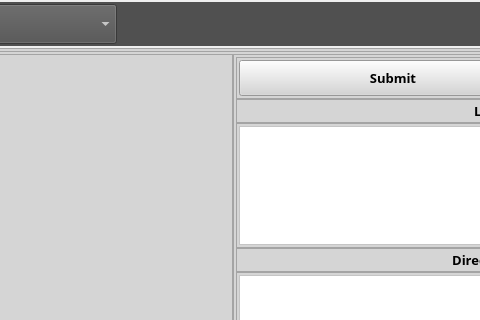
First picture: the form in Kute/art_Wiz/art_wiz.ui, repository abble/schtool, before the edit; both pictures show x 249 to 729 and y 0 to 320 of the 980 by 451 pixel window.
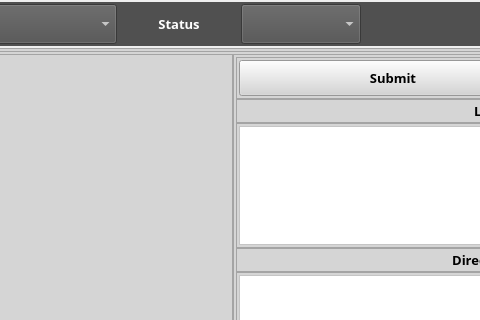
Second picture: the form after the edit. Icons and pictures are not drawn.

Patch:
```diff
--- a/Kute/art_Wiz/art_wiz.ui
+++ b/Kute/art_Wiz/art_wiz.ui
@@ -122,6 +122,60 @@
         </property>
        </widget>
       </item>
+      <item>
+       <widget class="QLabel" name="label">
+        <property name="maximumSize">
+         <size>
+          <width>120</width>
+          <height>40</height>
+         </size>
+        </property>
+        <property name="font">
+         <font>
+          <family>Trebuchet MS</family>
+          <pointsize>10</pointsize>
+          <weight>75</weight>
+          <bold>true</bold>
+         </font>
+        </property>
+        <property name="styleSheet">
+         <string notr="true">color: rgb(255, 255, 255);</string>
+        </property>
+        <property name="text">
+         <string>Status</string>
+        </property>
+        <property name="alignment">
+         <set>Qt::AlignCenter</set>
+        </property>
+       </widget>
+      </item>
+      <item>
+       <widget class="QComboBox" name="statfilcombo">
+        <property name="minimumSize">
+         <size>
+          <width>60</width>
+          <height>40</height>
+         </size>
+        </property>
+        <property name="maximumSize">
+         <size>
+          <width>120</width>
+          <height>40</height>
+         </size>
+        </property>
+        <property name="font">
+         <font>
+          <family>Trebuchet MS</family>
+          <pointsize>10</pointsize>
+          <weight>75</weight>
+          <bold>true</bold>
+         </font>
+        </property>
+        <property name="styleSheet">
+         <string notr="true">color: rgb(255, 255, 255);</string>
+        </property>
+       </widget>
+      </item>
       <item>
        <widget class="QLabel" name="datelab">
         <property name="minimumSize">
```
